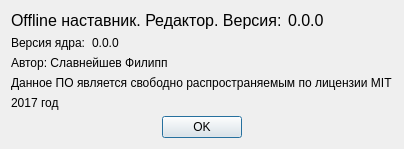
TheMrButcher/offline-mentor, file editor/aboutdialog.ui: the form before one commit.
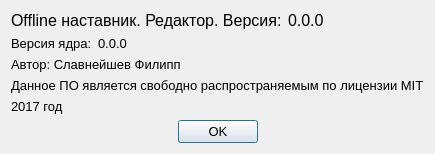
The form after the commit.

```diff
--- a/editor/aboutdialog.ui
+++ b/editor/aboutdialog.ui
@@ -6,10 +6,15 @@
    <rect>
     <x>0</x>
     <y>0</y>
-    <width>360</width>
-    <height>144</height>
+    <width>420</width>
+    <height>159</height>
    </rect>
   </property>
+  <property name="font">
+   <font>
+    <pointsize>10</pointsize>
+   </font>
+  </property>
   <property name="windowTitle">
    <string>О программе</string>
   </property>
```
